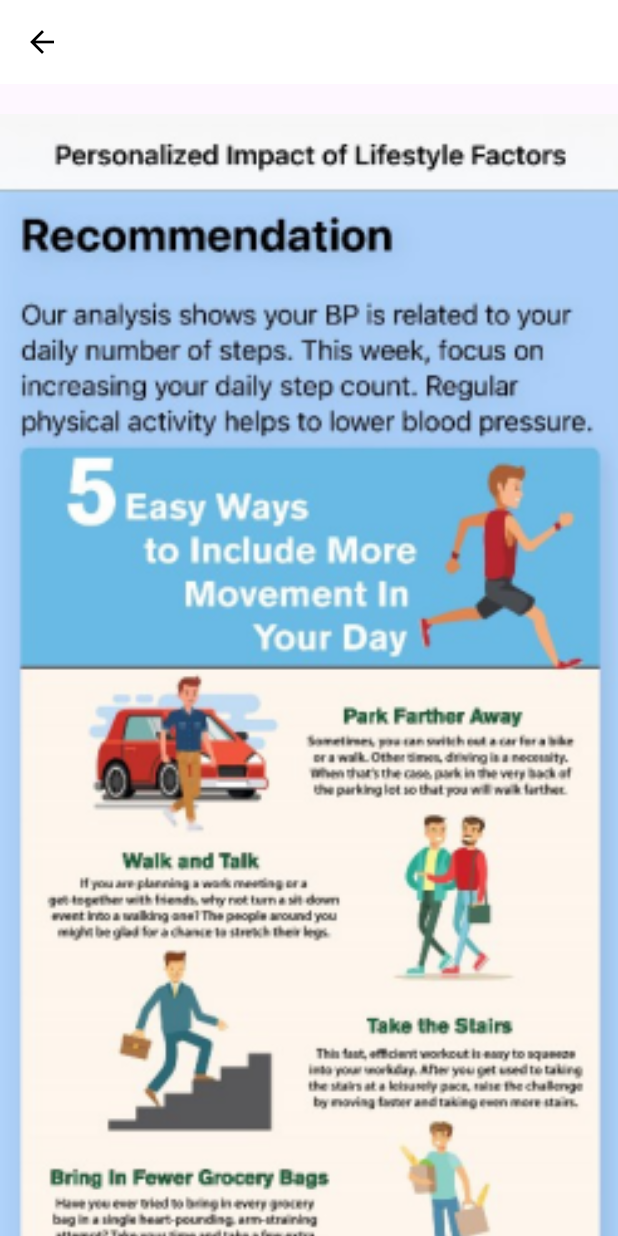
After one commit to SupriaSubburaj/lifestyle, a Flutter app: the Lifestyle screen opened directly, on a phone screen of 412 x 824 dp. The commit adds this screen. Run offline on Flutter 3.47's test engine with Material 3 defaults, Android fonts, the phone set to English and light mode, and no system bars; our stand-ins replace flutter_dotenv.

Commit message:
screen 2 added

```diff
--- /dev/null
+++ b/cipra_ai_project/lib/lifestyle.dart
@@ -0,0 +1,47 @@
+import 'package:flutter/material.dart';
+
+class Lifestyle extends StatelessWidget {
+  const Lifestyle({super.key});
+
+  @override
+  Widget build(BuildContext context) {
+    return Scaffold(
+      appBar: AppBar(
+        backgroundColor: Colors.white,
+        // title: Text('App with Back Button'),
+          leading: Center(
+            child: IconButton(
+              icon: Icon(Icons.arrow_back,color: Colors.black,),
+              onPressed: () {
+                Navigator.pop(context);
+              },
+            ),
+          ),
+        // automaticallyImplyLeading: false,
+        // leading: IconButton(
+        //   icon: Icon(
+        //     Icons.arrow_back,
+        //     color: Colors.black,
+        //   ),
+        //   onPressed: () {
+        //     Navigator.of(context).pop(); // Go back to the previous screen
+        //   },
+
+      ),
+      body: SingleChildScrollView(
+        scrollDirection: Axis.vertical,
+        child: Padding(
+          padding: const EdgeInsets.only(top: 20.0),
+          child: SizedBox(
+            child: Image.asset(
+              'assets/images/recommendations.png',
+              fit: BoxFit.cover,
+              width: MediaQuery.of(context).size.width,
+              // height: 200,
+            ),
+          ),
+        ),
+      ),
+    );
+  }
+}
--- a/cipra_ai_project/lib/login.dart
+++ b/cipra_ai_project/lib/login.dart
@@ -1,3 +1,4 @@
+import 'package:cipra_ai_project/lifestyle.dart';
 import 'package:cipra_ai_project/provider/appprovider.dart';
 import 'package:flutter/material.dart';
 import "package:http/http.dart" as http;
@@ -176,6 +177,8 @@ class _LoginState extends State<Login> {
       setState(() {
         isLoading = false;
         errorMessage = '';
+         Navigator.push(
+          context, MaterialPageRoute(builder: (_) => const Lifestyle()));
       });
     }
   }
```
Also changed, not shown: cipra_ai_project/assets/images/recommendations.png (added).
